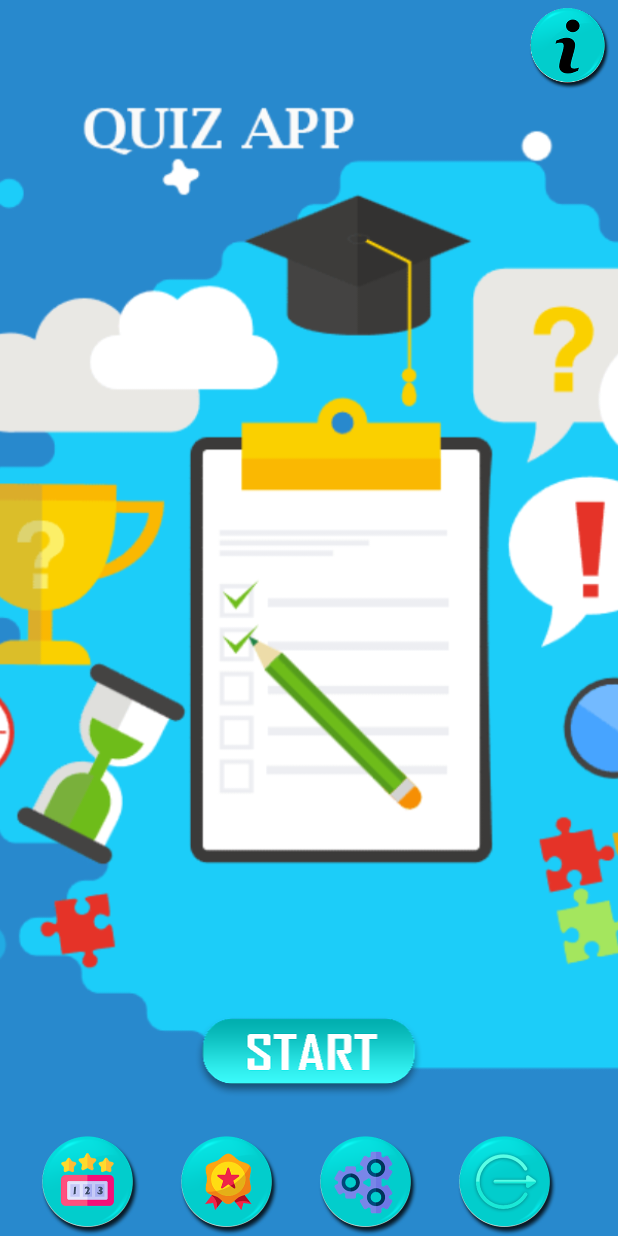
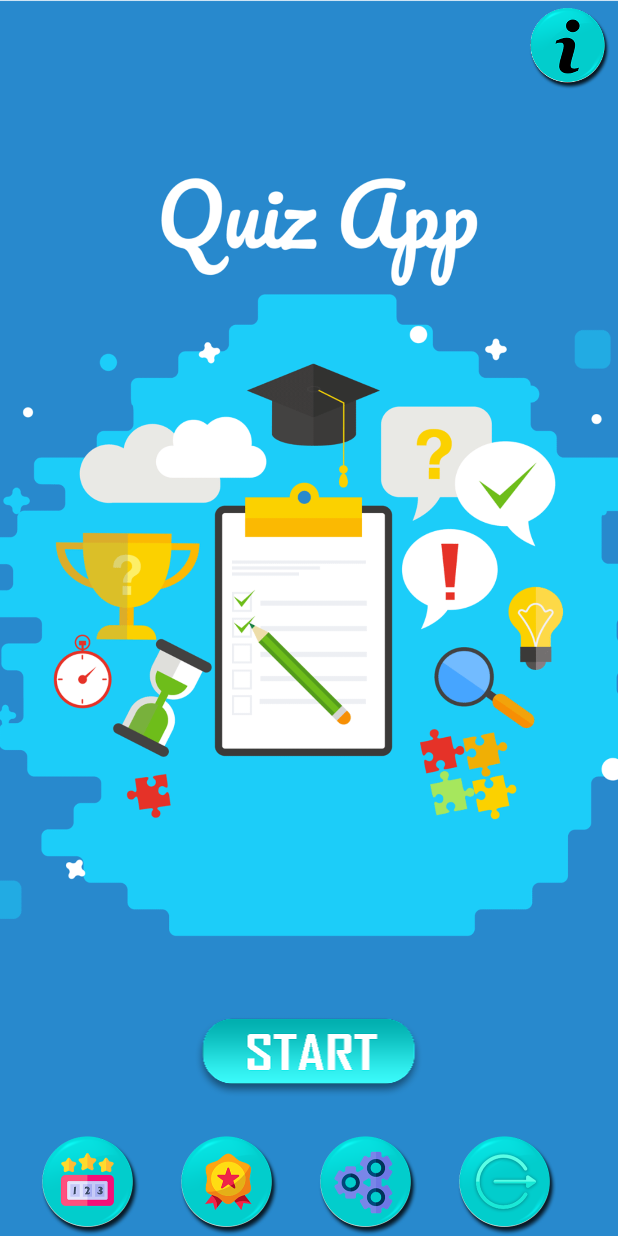
Before and after one commit to ProArif/Quiz, an Android app: the screen it shows after launch (MainActivity), on a phone screen of 412 x 824 dp. Run offline under Robolectric (Android 15) with nearby library versions, the phone set to English and light mode, and no system bars; our stand-ins replace AdMob; libraries missing offline, so code that uses them is left out: com.github.ybq.android; 10 statements that could not run were skipped.

Commit message:
Img And text Update

```diff
--- a/app/src/main/AndroidManifest.xml
+++ b/app/src/main/AndroidManifest.xml
@@ -27,9 +27,13 @@
     <application
         android:name=".AppController"
         android:allowBackup="true"
+        android:hardwareAccelerated="false"
+        android:largeHeap="true"
+        android:supportsRtl="true"
         android:icon="@drawable/ic_launcher"
         android:label="@string/app_name"
-        android:theme="@style/AppTheme">
+        android:theme="@style/AppTheme"
+        >
         <activity android:name=".SplashScreenActivity">
 
             <intent-filter>
--- a/app/src/main/res/layout/fragment_mainmenu.xml
+++ b/app/src/main/res/layout/fragment_mainmenu.xml
@@ -8,7 +8,7 @@
     android:layout_width="match_parent"
     android:layout_height="match_parent"
     android:scaleType="centerCrop"
-    android:src="@drawable/bg"/>
+    android:src="@drawable/bg_img"/>
 
     <ImageView
         android:id="@+id/instruction"
--- a/app/src/main/res/layout/fragment_play.xml
+++ b/app/src/main/res/layout/fragment_play.xml
@@ -195,7 +195,6 @@
 
             <TextView
                 android:id="@+id/txtQuestion"
-
                 android:layout_width="match_parent"
                 android:layout_height="wrap_content"
                 android:layout_centerHorizontal="true"
@@ -204,7 +203,7 @@
                 android:layout_marginTop="5dp"
                 android:text="@string/app_name"
                 android:textAppearance="@style/Base.TextAppearance.AppCompat.Medium"
-                android:textColor="@color/txt_color" />
+                android:textColor="@color/black" />
         </RelativeLayout>
 
         <RelativeLayout
```
Also changed, not shown: app/src/main/res/drawable/bg_img.png.
